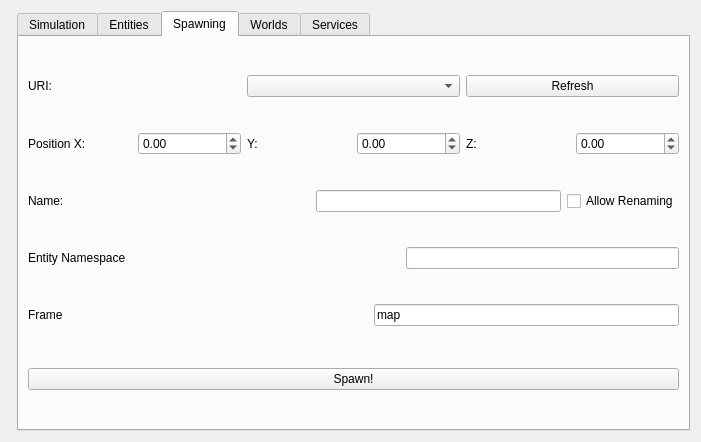
This is src/sim_widget.ui in RobotecAI/q_simulation_interfaces as Qt 5 draws it before an edit. The edited form follows.
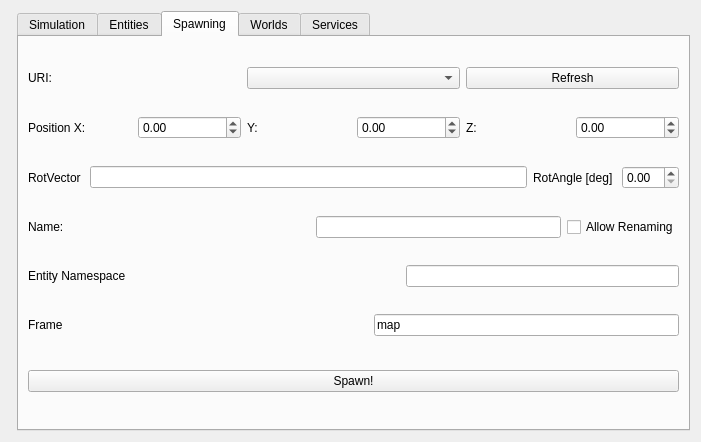
This is the edited form. The open tabs and pages were chosen to show the change.

Commit message:
Edit orientation on spawning (#8)
* Edit orientation on spawning

* Self code-review: fix empty axis

* Code review: comment on epsilon

---------

What changed in the file:
```diff
--- a/src/sim_widget.ui
+++ b/src/sim_widget.ui
@@ -405,6 +405,30 @@
          </item>
         </layout>
        </item>
+       <item>
+        <layout class="QHBoxLayout" name="horizontalLayout_6">
+         <item>
+          <widget class="QLabel" name="spawnRotVectorLabel">
+           <property name="text">
+            <string>RotVector </string>
+           </property>
+          </widget>
+         </item>
+         <item>
+          <widget class="QLineEdit" name="spawnRotVectorEdit"/>
+         </item>
+         <item>
+          <widget class="QLabel" name="spawnRotAngleLabel">
+           <property name="text">
+            <string>RotAngle [deg] </string>
+           </property>
+          </widget>
+         </item>
+         <item>
+          <widget class="QDoubleSpinBox" name="spawnRotAngleBox"/>
+         </item>
+        </layout>
+       </item>
        <item>
         <layout class="QHBoxLayout" name="horizontalLayout">
          <item>
```
The commit also changes 2 other files.
